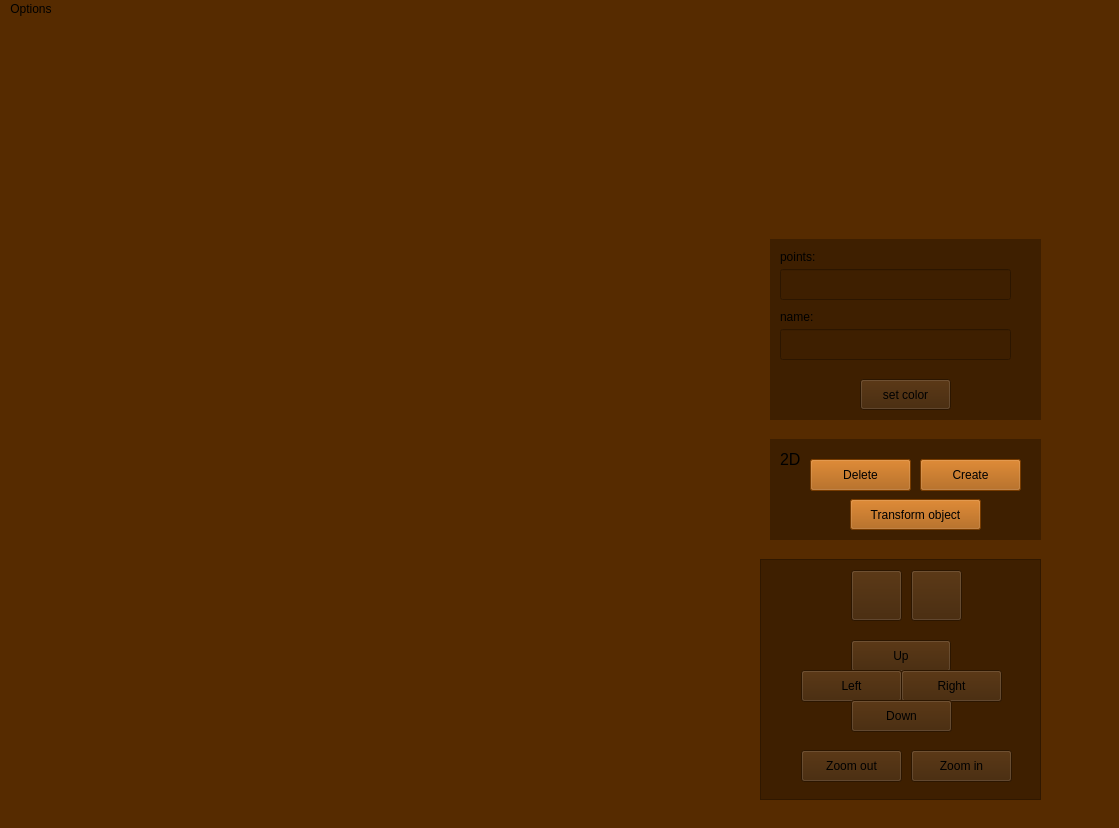
The window that src/view/ui_files/main_window.ui (victoriavllso/sistema-grafico-interativo) describes before a commit, drawn with Qt 5.
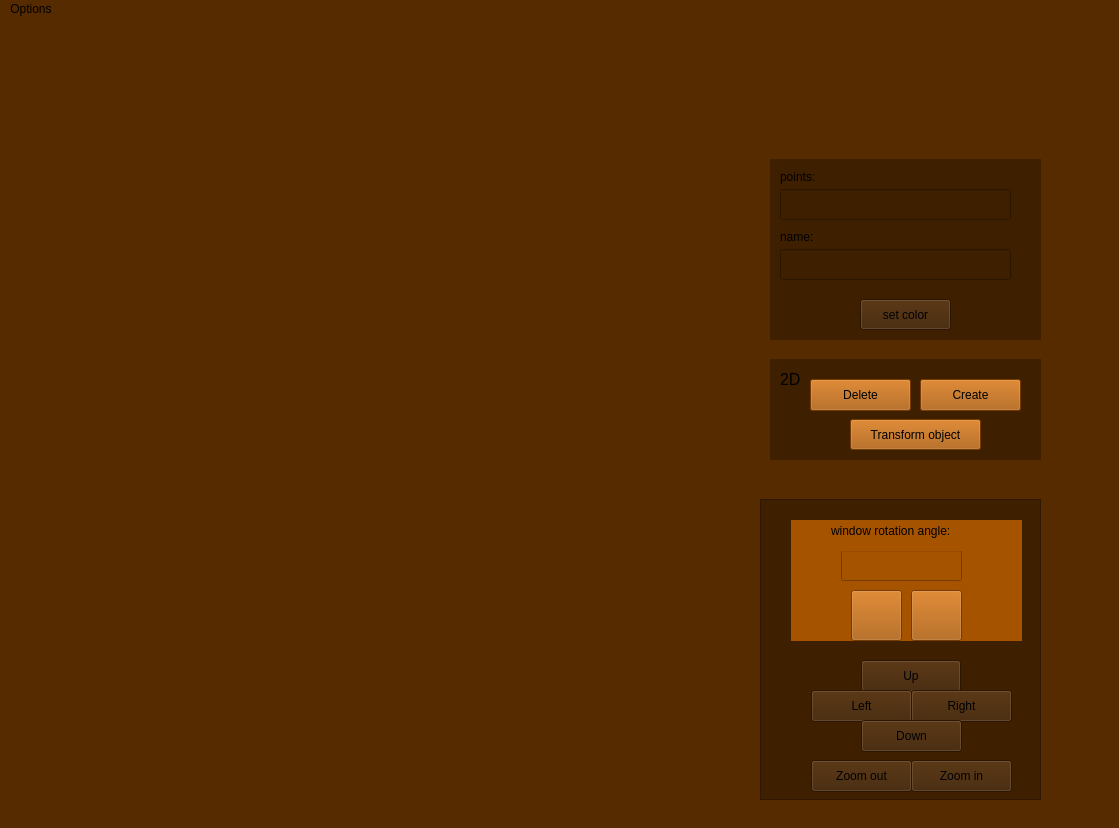
The same window after the commit.

Commit message: rotação da window

The edit to the form file:
```diff
--- a/src/view/ui_files/main_window.ui
+++ b/src/view/ui_files/main_window.ui
@@ -125,9 +125,9 @@
     <property name="geometry">
      <rect>
       <x>760</x>
-      <y>540</y>
+      <y>480</y>
       <width>281</width>
-      <height>241</height>
+      <height>301</height>
      </rect>
     </property>
     <property name="styleSheet">
@@ -142,14 +142,14 @@
        <x>0</x>
        <y>0</y>
        <width>279</width>
-       <height>239</height>
+       <height>299</height>
       </rect>
      </property>
      <widget class="QPushButton" name="up">
       <property name="geometry">
        <rect>
-        <x>90</x>
-        <y>80</y>
+        <x>100</x>
+        <y>160</y>
         <width>100</width>
         <height>32</height>
        </rect>
@@ -161,8 +161,8 @@
      <widget class="QPushButton" name="left">
       <property name="geometry">
        <rect>
-        <x>40</x>
-        <y>110</y>
+        <x>50</x>
+        <y>190</y>
         <width>101</width>
         <height>32</height>
        </rect>
@@ -174,8 +174,8 @@
      <widget class="QPushButton" name="right">
       <property name="geometry">
        <rect>
-        <x>140</x>
-        <y>110</y>
+        <x>150</x>
+        <y>190</y>
         <width>101</width>
         <height>32</height>
        </rect>
@@ -187,8 +187,8 @@
      <widget class="QPushButton" name="down">
       <property name="geometry">
        <rect>
-        <x>90</x>
-        <y>140</y>
+        <x>100</x>
+        <y>220</y>
         <width>101</width>
         <height>32</height>
        </rect>
@@ -200,8 +200,8 @@
      <widget class="QPushButton" name="z_out">
       <property name="geometry">
        <rect>
-        <x>40</x>
-        <y>190</y>
+        <x>50</x>
+        <y>260</y>
         <width>101</width>
         <height>32</height>
        </rect>
@@ -217,7 +217,7 @@
       <property name="geometry">
        <rect>
         <x>150</x>
-        <y>190</y>
+        <y>260</y>
         <width>101</width>
         <height>32</height>
        </rect>
@@ -229,31 +229,70 @@
        <string>Zoom in</string>
       </property>
      </widget>
-     <widget class="QPushButton" name="button_turn_window_right">
+     <widget class="QWidget" name="widget_3" native="true">
       <property name="geometry">
        <rect>
-        <x>150</x>
-        <y>10</y>
-        <width>51</width>
-        <height>51</height>
+        <x>30</x>
+        <y>20</y>
+        <width>231</width>
+        <height>121</height>
        </rect>
       </property>
-      <property name="text">
-       <string/>
+      <property name="styleSheet">
+       <string notr="true">background-color: rgb(166, 83, 0);
+
+
+</string>
       </property>
-     </widget>
-     <widget class="QPushButton" name="button_turn_window_left">
-      <property name="geometry">
-       <rect>
-        <x>90</x>
-        <y>10</y>
-        <width>51</width>
-        <height>51</height>
-       </rect>
-      </property>
-      <property name="text">
-       <string/>
-      </property>
+      <widget class="QPushButton" name="button_turn_window_left">
+       <property name="geometry">
+        <rect>
+         <x>60</x>
+         <y>70</y>
+         <width>51</width>
+         <height>51</height>
+        </rect>
+       </property>
+       <property name="text">
+        <string/>
+       </property>
+      </widget>
+      <widget class="QPushButton" name="button_turn_window_right">
+       <property name="geometry">
+        <rect>
+         <x>120</x>
+         <y>70</y>
+         <width>51</width>
+         <height>51</height>
+        </rect>
+       </property>
+       <property name="text">
+        <string/>
+       </property>
+      </widget>
+      <widget class="QLineEdit" name="input_angle_window">
+       <property name="geometry">
+        <rect>
+         <x>50</x>
+         <y>30</y>
+         <width>121</width>
+         <height>31</height>
+        </rect>
+       </property>
+      </widget>
+      <widget class="QLabel" name="label_2">
+       <property name="geometry">
+        <rect>
+         <x>40</x>
+         <y>-10</y>
+         <width>151</width>
+         <height>41</height>
+        </rect>
+       </property>
+       <property name="text">
+        <string>window rotation angle:</string>
+       </property>
+      </widget>
      </widget>
     </widget>
    </widget>
@@ -261,7 +300,7 @@
     <property name="geometry">
      <rect>
       <x>770</x>
-      <y>420</y>
+      <y>340</y>
       <width>271</width>
       <height>101</height>
      </rect>
@@ -344,7 +383,7 @@
     <property name="geometry">
      <rect>
       <x>770</x>
-      <y>220</y>
+      <y>140</y>
       <width>271</width>
       <height>181</height>
      </rect>
```
The commit also changes 16 other files.
